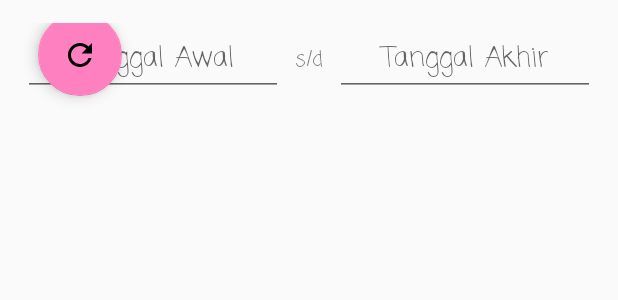
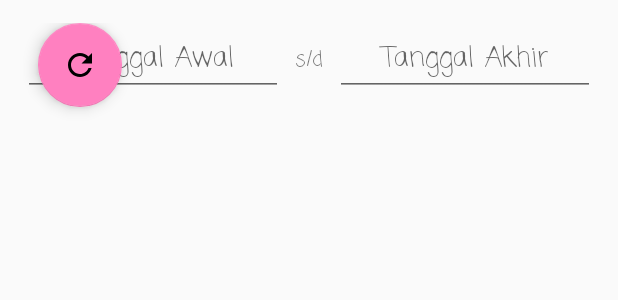
Before and after one commit to rdxz2/sensen, an Android app: the layout fragment_menu_absensi.xml on its own in the app's theme, with its tools: preview values and no code run, on a phone screen of 412 x 824 dp. Shown: the top 300 px of the screen. Run offline under Robolectric (Android 15) with nearby library versions, the phone set to English and light mode, and no system bars.

Commit message:
(+) benerin posisi FAB menu absensi doang

```diff
--- a/app/src/main/res/layout/fragment_menu_absensi.xml
+++ b/app/src/main/res/layout/fragment_menu_absensi.xml
@@ -3,6 +3,7 @@
     xmlns:android="http://schemas.android.com/apk/res/android"
     xmlns:app="http://schemas.android.com/apk/res-auto"
     xmlns:tools="http://schemas.android.com/tools"
+    android:id="@+id/cl"
     android:layout_width="match_parent"
     android:layout_height="wrap_content"
     android:paddingTop="15dp"
@@ -15,8 +16,8 @@
         android:id="@+id/refresh_absensi_fab"
         android:layout_width="wrap_content"
         android:layout_height="wrap_content"
-        app:layout_constraintBottom_toBottomOf="@id/ll"
-        app:layout_constraintLeft_toLeftOf="@id/ll"
+        app:layout_constraintBottom_toBottomOf="@id/cl"
+        app:layout_constraintLeft_toLeftOf="@id/cl"
         android:layout_marginLeft="10dp"
         android:layout_marginBottom="10dp"
         android:clickable="true"
```
